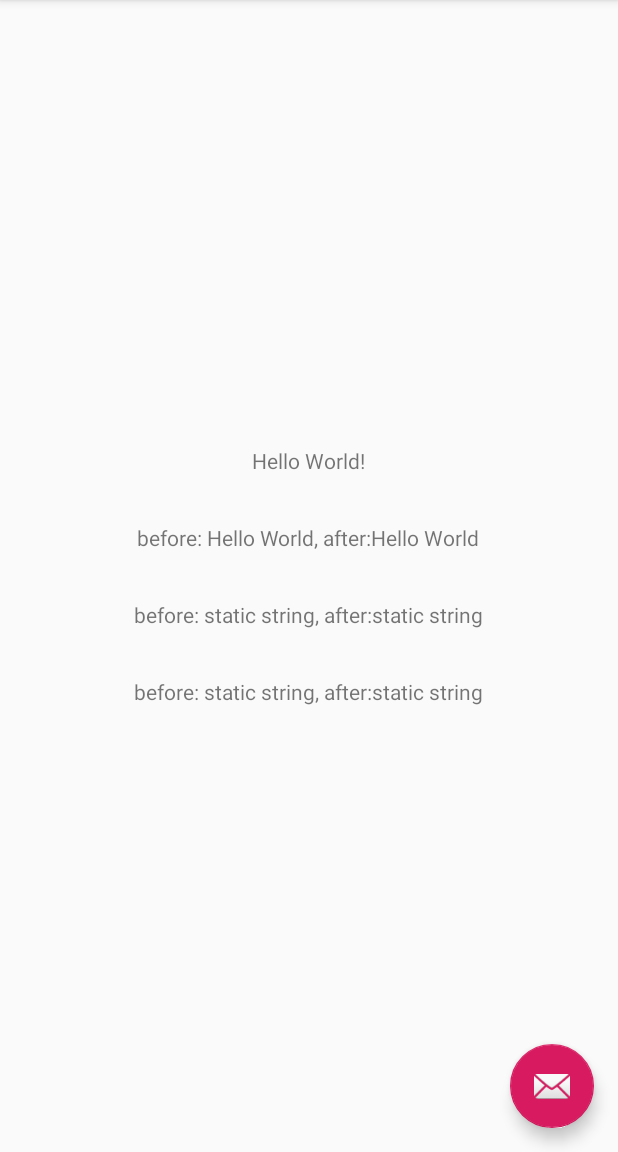
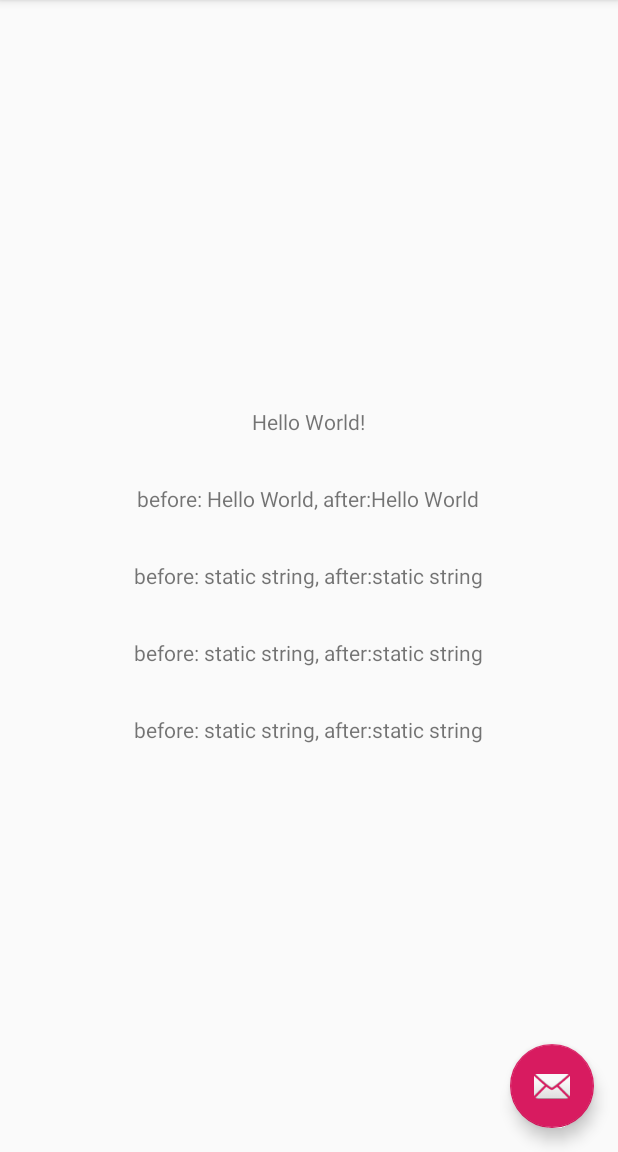
Before and after one commit to 103style/NDKDoc, an Android app: the screen it shows after launch (MainActivity), on a phone screen of 412 x 824 dp, the part 84-1236 px from its top. Run offline under Robolectric (Android 15) with nearby library versions, the phone set to English and light mode, and no system bars; 6 statements that could not run were skipped.

Commit message:
添加静态方法示例

```diff
--- a/HelloNDK/app/src/main/java/com/example/myapplication/MainActivity.java
+++ b/HelloNDK/app/src/main/java/com/example/myapplication/MainActivity.java
@@ -37,7 +37,7 @@
 
     public native String accessMethod();
 
-    public native int accessStaticMethod();
+    public native int accessStaticMethod(int max);
 
     public String getAuthName(String name) {
         Log.e(TAG, "name = " + name);
@@ -76,6 +76,11 @@
         TextView tvName = findViewById(R.id.tv_auth_name);
         res = "authName = " + accessMethod();
         tvName.setText(res);
+
+        //通过jni调用java静态方法 并返回结果
+        TextView staticMethodShow = findViewById(R.id.tv_static_method_show);
+        res = "accessStaticMethod(100) = " + accessStaticMethod(100);
+        staticMethodShow.setText(res);
     }
 
     private void config() {
--- a/HelloNDK/app/src/main/res/layout/content_main.xml
+++ b/HelloNDK/app/src/main/res/layout/content_main.xml
@@ -43,4 +43,12 @@
         android:padding="8dp" />
 
 
+    <TextView
+        android:id="@+id/tv_static_method_show"
+        android:layout_width="wrap_content"
+        android:layout_height="wrap_content"
+        android:layout_margin="8dp"
+        android:padding="8dp" />
+
+
 </LinearLayout>
```
Also changed, not shown: 1 other file.
